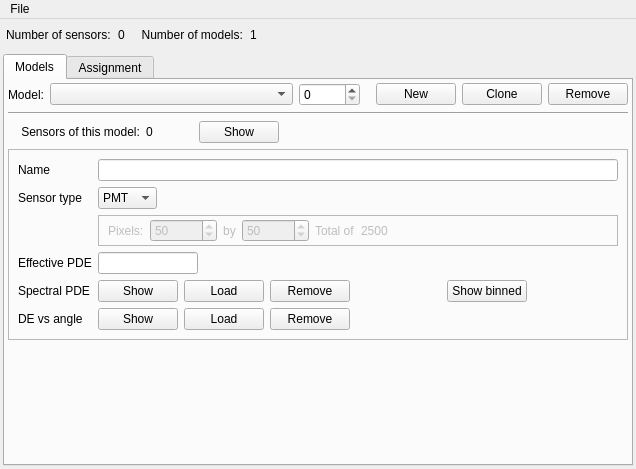
Qt form ants3bundle/src/ants3/gui/photsim/asensorwindow.ui (andrmor/ANTS3bundle) before a commit.
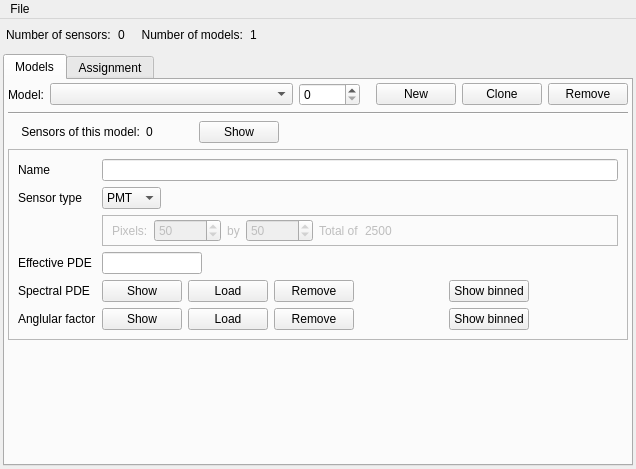
The same form after that commit.

Commit message: implement sensor angular sensitivity

What changed in the file:
```diff
--- a/ants3bundle/src/ants3/gui/photsim/asensorwindow.ui
+++ b/ants3bundle/src/ants3/gui/photsim/asensorwindow.ui
@@ -535,7 +535,7 @@
            <item row="7" column="0">
             <widget class="QLabel" name="label_15">
              <property name="text">
-              <string>DE vs angle</string>
+              <string>Anglular factor</string>
              </property>
             </widget>
            </item>
@@ -568,6 +568,26 @@
                </property>
               </widget>
              </item>
+             <item>
+              <spacer name="horizontalSpacer_13">
+               <property name="orientation">
+                <enum>Qt::Horizontal</enum>
+               </property>
+               <property name="sizeHint" stdset="0">
+                <size>
+                 <width>40</width>
+                 <height>20</height>
+                </size>
+               </property>
+              </spacer>
+             </item>
+             <item>
+              <widget class="QPushButton" name="pbShowBinnedAngular">
+               <property name="text">
+                <string>Show binned</string>
+               </property>
+              </widget>
+             </item>
              <item>
               <spacer name="horizontalSpacer_12">
                <property name="orientation">
```
The commit also changes 10 other files.
